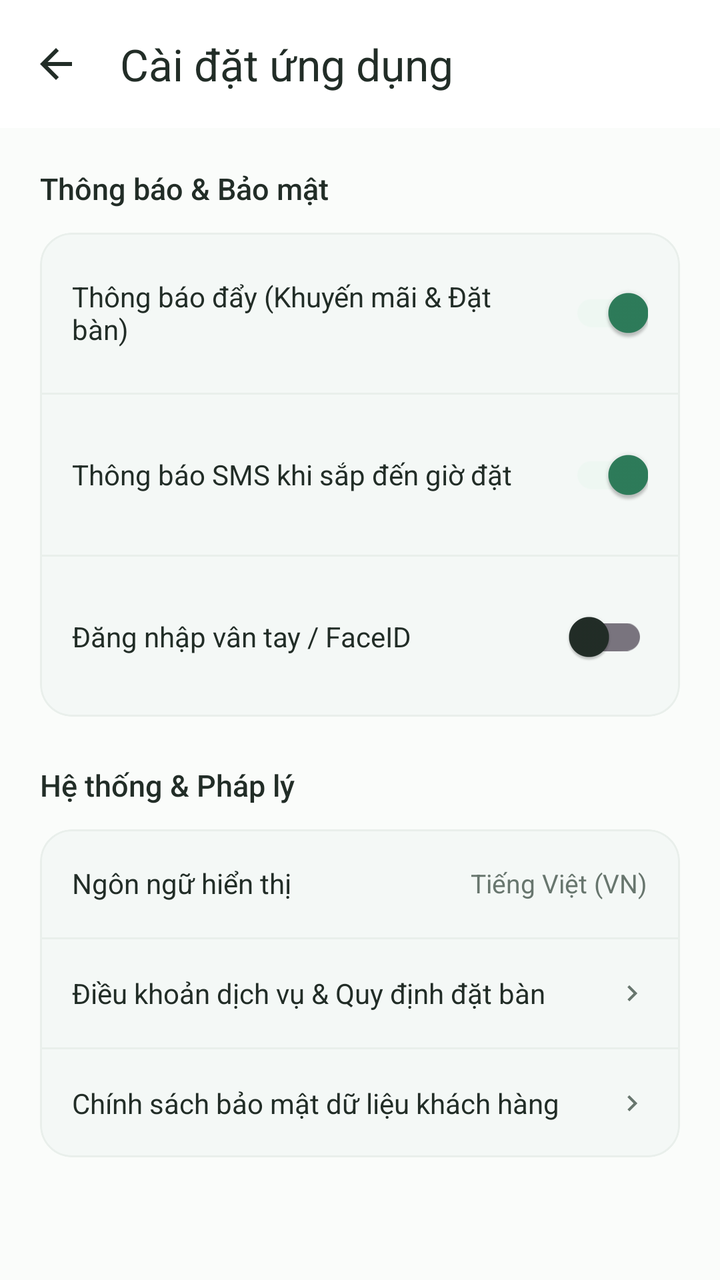
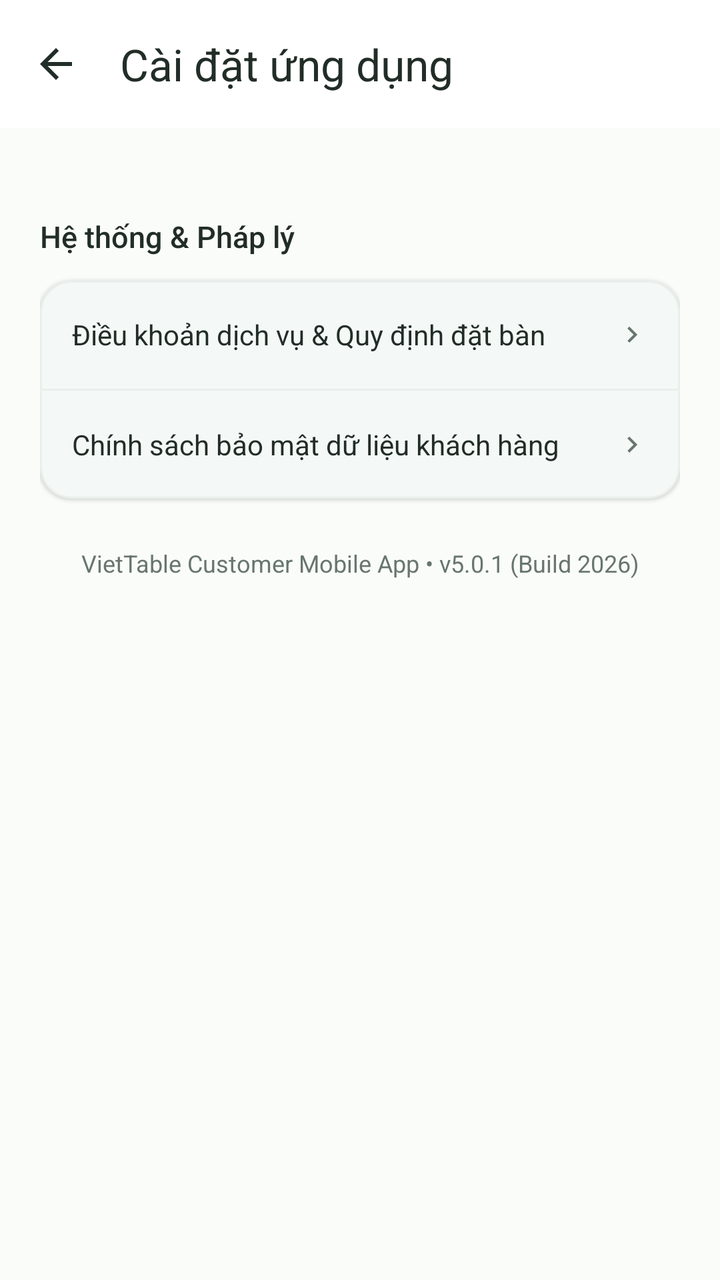

An Android layout rendered at two revisions. The XML below is the earlier revision; the diff shows what the commit changed to produce the second picture.
<!-- AndroidManifest.xml: application theme Theme.VietTable -->
<!-- res/layout/fragment_settings.xml -->
<?xml version="1.0" encoding="utf-8"?>
<androidx.coordinatorlayout.widget.CoordinatorLayout xmlns:android="http://schemas.android.com/apk/res/android"
    xmlns:app="http://schemas.android.com/apk/res-auto"
    android:layout_width="match_parent"
    android:layout_height="match_parent"
    android:background="@color/colorBackground">

    <com.google.android.material.appbar.AppBarLayout
        android:layout_width="match_parent"
        android:layout_height="wrap_content"
        android:background="@color/colorSurface"
        app:elevation="0dp">

        <com.google.android.material.appbar.MaterialToolbar
            android:id="@+id/toolbar"
            android:layout_width="match_parent"
            android:layout_height="?attr/actionBarSize"
            app:navigationIcon="@drawable/ic_back"
            app:navigationIconTint="@color/colorTextPrimary"
            app:title="Cài đặt ứng dụng"
            app:titleTextColor="@color/colorTextPrimary" />
    </com.google.android.material.appbar.AppBarLayout>

    <androidx.core.widget.NestedScrollView
        android:layout_width="match_parent"
        android:layout_height="match_parent"
        android:paddingBottom="60dp"
        app:layout_behavior="@string/appbar_scrolling_view_behavior">

        <LinearLayout
            android:layout_width="match_parent"
            android:layout_height="wrap_content"
            android:orientation="vertical"
            android:padding="20dp">

            <TextView
                android:layout_width="wrap_content"
                android:layout_height="wrap_content"
                android:fontFamily="sans-serif-medium"
                android:text="Thông báo &amp; Bảo mật"
                android:textColor="@color/colorTextPrimary"
                android:textSize="15sp" />

            <com.google.android.material.card.MaterialCardView
                android:layout_width="match_parent"
                android:layout_height="wrap_content"
                android:layout_marginTop="12dp"
                app:cardBackgroundColor="@color/colorSurface"
                app:cardCornerRadius="16dp"
                app:cardElevation="1dp"
                app:strokeColor="@color/colorDivider"
                app:strokeWidth="1dp">

                <LinearLayout
                    android:layout_width="match_parent"
                    android:layout_height="wrap_content"
                    android:orientation="vertical">

                    <LinearLayout
                        android:layout_width="match_parent"
                        android:layout_height="wrap_content"
                        android:gravity="center_vertical"
                        android:orientation="horizontal"
                        android:padding="16dp">

                        <TextView
                            android:layout_width="0dp"
                            android:layout_height="wrap_content"
                            android:layout_weight="1"
                            android:text="Thông báo đẩy (Khuyến mãi &amp; Đặt bàn)"
                            android:textColor="@color/colorTextPrimary"
                            android:textSize="14sp" />

                        <com.google.android.material.switchmaterial.SwitchMaterial
                            android:id="@+id/switchPushNotification"
                            android:layout_width="wrap_content"
                            android:layout_height="wrap_content"
                            android:checked="true" />
                    </LinearLayout>

                    <View
                        android:layout_width="match_parent"
                        android:layout_height="1dp"
                        android:background="@color/colorDivider" />

                    <LinearLayout
                        android:layout_width="match_parent"
                        android:layout_height="wrap_content"
                        android:gravity="center_vertical"
                        android:orientation="horizontal"
                        android:padding="16dp">

                        <TextView
                            android:layout_width="0dp"
                            android:layout_height="wrap_content"
                            android:layout_weight="1"
                            android:text="Thông báo SMS khi sắp đến giờ đặt"
                            android:textColor="@color/colorTextPrimary"
                            android:textSize="14sp" />

                        <com.google.android.material.switchmaterial.SwitchMaterial
                            android:id="@+id/switchSms"
                            android:layout_width="wrap_content"
                            android:layout_height="wrap_content"
                            android:checked="true" />
                    </LinearLayout>

                    <View
                        android:layout_width="match_parent"
                        android:layout_height="1dp"
                        android:background="@color/colorDivider" />

                    <LinearLayout
                        android:layout_width="match_parent"
                        android:layout_height="wrap_content"
                        android:gravity="center_vertical"
                        android:orientation="horizontal"
                        android:padding="16dp">

                        <TextView
                            android:layout_width="0dp"
                            android:layout_height="wrap_content"
                            android:layout_weight="1"
                            android:text="Đăng nhập vân tay / FaceID"
                            android:textColor="@color/colorTextPrimary"
                            android:textSize="14sp" />

                        <com.google.android.material.switchmaterial.SwitchMaterial
                            android:id="@+id/switchBiometric"
                            android:layout_width="wrap_content"
                            android:layout_height="wrap_content"
                            android:checked="false" />
                    </LinearLayout>
                </LinearLayout>
            </com.google.android.material.card.MaterialCardView>

            <TextView
                android:layout_width="wrap_content"
                android:layout_height="wrap_content"
                android:layout_marginTop="24dp"
                android:fontFamily="sans-serif-medium"
                android:text="Hệ thống &amp; Pháp lý"
                android:textColor="@color/colorTextPrimary"
                android:textSize="15sp" />

            <com.google.android.material.card.MaterialCardView
                android:layout_width="match_parent"
                android:layout_height="wrap_content"
                android:layout_marginTop="12dp"
                app:cardBackgroundColor="@color/colorSurface"
                app:cardCornerRadius="16dp"
                app:cardElevation="1dp"
                app:strokeColor="@color/colorDivider"
                app:strokeWidth="1dp">

                <LinearLayout
                    android:layout_width="match_parent"
                    android:layout_height="wrap_content"
                    android:orientation="vertical">

                    <LinearLayout
                        android:id="@+id/rowLanguage"
                        android:layout_width="match_parent"
                        android:layout_height="54dp"
                        android:background="?attr/selectableItemBackground"
                        android:gravity="center_vertical"
                        android:orientation="horizontal"
                        android:paddingHorizontal="16dp">

                        <TextView
                            android:layout_width="0dp"
                            android:layout_height="wrap_content"
                            android:layout_weight="1"
                            android:text="Ngôn ngữ hiển thị"
                            android:textColor="@color/colorTextPrimary"
                            android:textSize="14sp" />

                        <TextView
                            android:layout_width="wrap_content"
                            android:layout_height="wrap_content"
                            android:text="Tiếng Việt (VN)"
                            android:textColor="@color/colorTextSecondary"
                            android:textSize="13sp" />
                    </LinearLayout>

                    <View
                        android:layout_width="match_parent"
                        android:layout_height="1dp"
                        android:background="@color/colorDivider" />

                    <LinearLayout
                        android:id="@+id/rowTerms"
                        android:layout_width="match_parent"
                        android:layout_height="54dp"
                        android:background="?attr/selectableItemBackground"
                        android:gravity="center_vertical"
                        android:orientation="horizontal"
                        android:paddingHorizontal="16dp">

                        <TextView
                            android:layout_width="0dp"
                            android:layout_height="wrap_content"
                            android:layout_weight="1"
                            android:text="Điều khoản dịch vụ &amp; Quy định đặt bàn"
                            android:textColor="@color/colorTextPrimary"
                            android:textSize="14sp" />

                        <ImageView
                            android:layout_width="16dp"
                            android:layout_height="16dp"
                            android:src="@drawable/ic_arrow_forward"
                            app:tint="@color/colorTextSecondary" />
                    </LinearLayout>

                    <View
                        android:layout_width="match_parent"
                        android:layout_height="1dp"
                        android:background="@color/colorDivider" />

                    <LinearLayout
                        android:id="@+id/rowPrivacy"
                        android:layout_width="match_parent"
                        android:layout_height="54dp"
                        android:background="?attr/selectableItemBackground"
                        android:gravity="center_vertical"
                        android:orientation="horizontal"
                        android:paddingHorizontal="16dp">

                        <TextView
                            android:layout_width="0dp"
                            android:layout_height="wrap_content"
                            android:layout_weight="1"
                            android:text="Chính sách bảo mật dữ liệu khách hàng"
                            android:textColor="@color/colorTextPrimary"
                            android:textSize="14sp" />

                        <ImageView
                            android:layout_width="16dp"
                            android:layout_height="16dp"
                            android:src="@drawable/ic_arrow_forward"
                            app:tint="@color/colorTextSecondary" />
                    </LinearLayout>
                </LinearLayout>
            </com.google.android.material.card.MaterialCardView>

            <TextView
                android:layout_width="match_parent"
                android:layout_height="wrap_content"
                android:layout_marginTop="24dp"
                android:gravity="center"
                android:text="VietTable Customer Mobile App • v5.0.1 (Build 2026)"
                android:textColor="@color/colorTextSecondary"
                android:textSize="12sp" />

        </LinearLayout>
    </androidx.core.widget.NestedScrollView>

</androidx.coordinatorlayout.widget.CoordinatorLayout>
<!-- resources referenced by this layout -->
<resources>
  <color name="colorBackground">#FAFCFA</color>
  <color name="colorDivider">#E9EFEB</color>
  <color name="colorSurface">#FFFFFF</color>
  <color name="colorTextPrimary">#222D27</color>
  <color name="colorTextSecondary">#68766E</color>
  <!-- drawable ic_arrow_forward (drawable) -->
  <vector xmlns:android="http://schemas.android.com/apk/res/android"
      android:width="24dp"
      android:height="24dp"
      android:viewportWidth="24"
      android:viewportHeight="24">
      <path
          android:fillColor="#FF000000"
          android:pathData="M8.59,16.59L13.17,12 8.59,7.41 10,6l6,6 -6,6 -1.41,-1.41z"/>
  </vector>
  <!-- drawable ic_back (drawable) -->
  <vector xmlns:android="http://schemas.android.com/apk/res/android"
      android:width="24dp"
      android:height="24dp"
      android:viewportWidth="24"
      android:viewportHeight="24">
      <path
          android:fillColor="#FF000000"
          android:pathData="M20,11H7.83l5.59,-5.59L12,4l-8,8 8,8 1.41,-1.41L7.83,13H20v-2z"/>
  </vector>
  <style name="Theme.VietTable" parent="Base.Theme.VietTable" />
  <color name="primary">#2E7D5B</color>
  <color name="primary_dark">#24654A</color>
  <color name="on_primary">#FFFFFF</color>
  <color name="primary_container">#EEF7F2</color>
  <color name="on_primary_container">#1B4E38</color>
  <color name="accent_gold">#CCA862</color>
  <color name="white">#FFFFFFFF</color>
  <color name="accent_gold_container">#FAF5EB</color>
  <color name="accent_gold_dark">#9E7D33</color>
  <color name="bg_cream">#FAFCFA</color>
  <color name="surface">#FFFFFF</color>
  <color name="text_primary">#222D27</color>
  <color name="surface_variant">#F3F7F5</color>
  <color name="semantic_error">#D32F2F</color>
  <style name="Widget.VietTable.Toolbar" parent="Widget.Material3.Toolbar">
          <item name="android:background">@color/surface</item>
          <item name="titleTextColor">@color/text_primary</item>
          <item name="subtitleTextColor">@color/text_secondary</item>
          <item name="navigationIconTint">@color/text_primary</item>
      </style>
  <color name="text_secondary">#68766E</color>
  <color name="transparent">#00000000</color>
  <dimen name="btn_height_primary">52dp</dimen>
  <dimen name="radius_medium">12dp</dimen>
  <style name="TextAppearance.VietTable.Button" parent="TextAppearance.Material3.LabelLarge">
          <item name="android:textSize">@dimen/text_button</item>
          <item name="android:textStyle">bold</item>
          <item name="android:textAllCaps">false</item>
      </style>
  <dimen name="radius_large">16dp</dimen>
  <dimen name="card_elevation">1.5dp</dimen>
  <color name="divider">#E9EFEB</color>
  <dimen name="card_stroke_width">1dp</dimen>
  <!-- drawable bg_bottom_nav_floating (drawable) -->
  <?xml version="1.0" encoding="utf-8"?>
  <shape xmlns:android="http://schemas.android.com/apk/res/android"
      android:shape="rectangle">
      <solid android:color="@color/surface" />
      <corners android:radius="24dp" />
      <stroke
          android:width="1dp"
          android:color="#E6EFEA" />
  </shape>
  <style name="Widget.VietTable.BottomNav.ActiveIndicator" parent="Widget.Material3.BottomNavigationView.ActiveIndicator">
          <item name="android:color">@color/primary_container</item>
          <item name="android:width">56dp</item>
          <item name="android:height">32dp</item>
          <item name="shapeAppearance">@style/ShapeAppearance.Material3.Corner.Full</item>
      </style>
  <style name="TextAppearance.VietTable.BottomNav.Label" parent="TextAppearance.Material3.LabelSmall">
          <item name="android:textSize">11sp</item>
          <item name="android:textStyle">normal</item>
      </style>
  <style name="TextAppearance.VietTable.BottomNav.Label.Active" parent="TextAppearance.Material3.LabelSmall">
          <item name="android:textSize">11sp</item>
          <item name="android:textStyle">bold</item>
      </style>
  <dimen name="text_button">14sp</dimen>
  <!-- unchanged entries left out for length: 12 -->
</resources>

<!-- the commit's change to res/layout/fragment_settings.xml (unified diff, before → after) -->
@@ -38,10 +38,12 @@
                 android:layout_height="wrap_content"
                 android:fontFamily="sans-serif-medium"
                 android:text="Thông báo &amp; Bảo mật"
+                android:visibility="gone"
                 android:textColor="@color/colorTextPrimary"
                 android:textSize="15sp" />
 
             <com.google.android.material.card.MaterialCardView
+                android:visibility="gone"
                 android:layout_width="match_parent"
                 android:layout_height="wrap_content"
                 android:layout_marginTop="12dp"
@@ -160,6 +162,7 @@
 
                     <LinearLayout
                         android:id="@+id/rowLanguage"
+                        android:visibility="gone"
                         android:layout_width="match_parent"
                         android:layout_height="54dp"
                         android:background="?attr/selectableItemBackground"
@@ -184,6 +187,7 @@
                     </LinearLayout>
 
                     <View
+                        android:visibility="gone"
                         android:layout_width="match_parent"
                         android:layout_height="1dp"
                         android:background="@color/colorDivider" />
